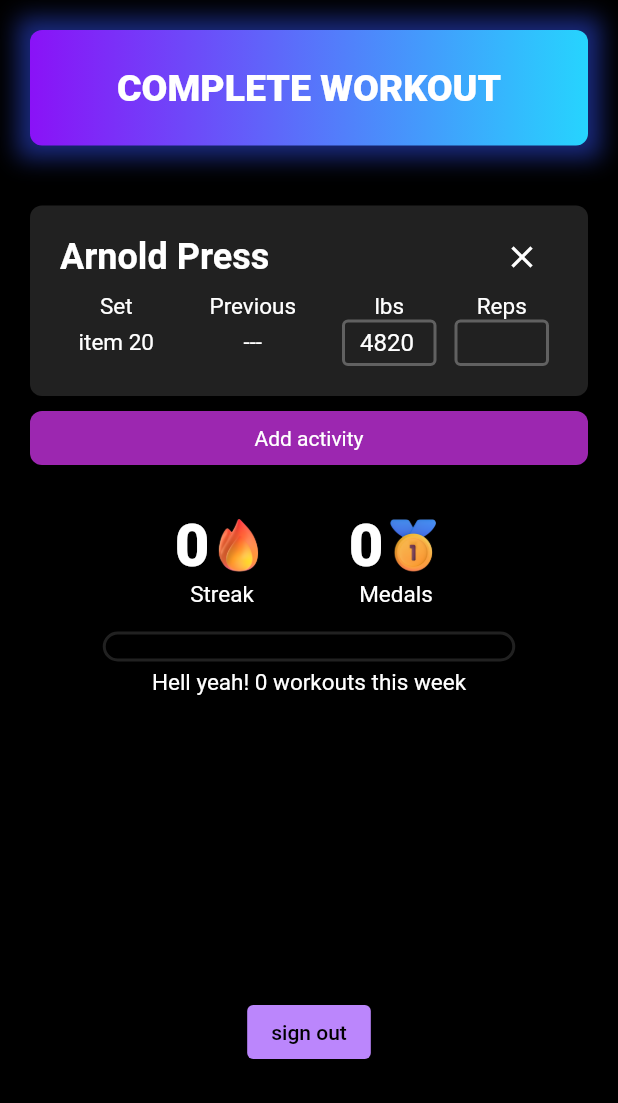
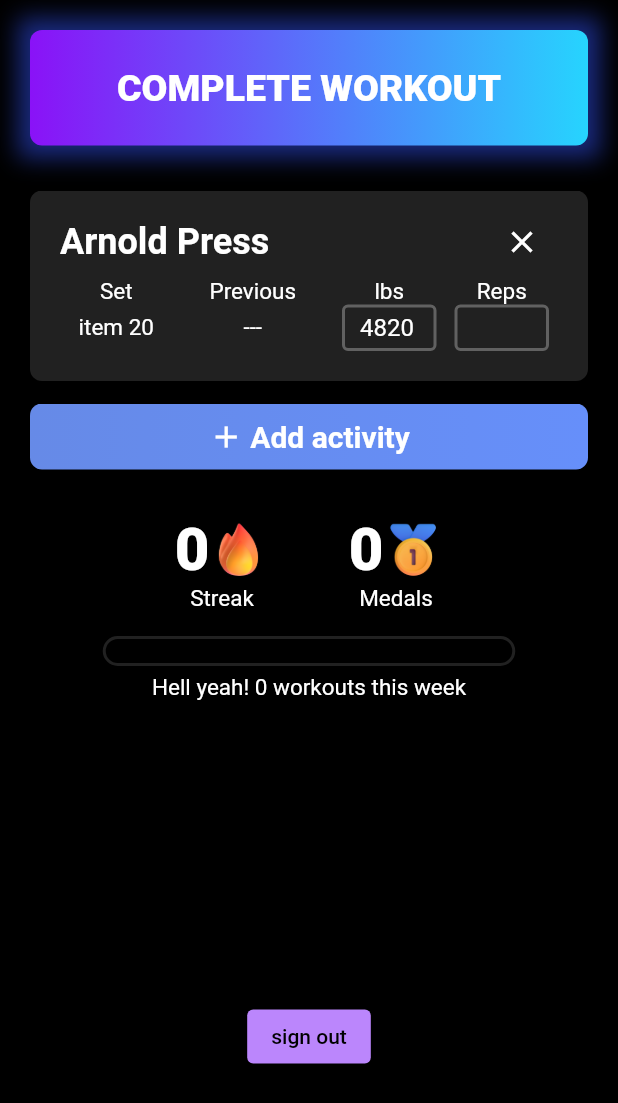
Before and after one commit to ethernetz/hot-summer, a Flutter app: the screen it shows once a user with an empty profile is signed in, after a tap on "START WORKOUT", after a tap on "Add activity", on a phone screen of 412 x 824 dp. Shown: the top 1103 px of the screen. Run offline on Flutter 3.47's test engine with Material 2 defaults, Android fonts, the phone set to English and light mode, and no system bars; our stand-ins replace cloud_firestore, firebase_auth, firebase_core, firebase_crashlytics, google_fonts, google_sign_in and 1 more; accounts and stored records are empty; network calls fail.

Commit message:
style Add activity button

```diff
--- a/app/lib/components/current_workout.dart
+++ b/app/lib/components/current_workout.dart
@@ -1,4 +1,5 @@
 import 'package:flutter/material.dart';
+import 'package:google_fonts/google_fonts.dart';
 import 'package:provider/provider.dart';
 import 'package:workspaces/components/activity_card.dart';
 import 'package:workspaces/services/current_workout_provider.dart';
@@ -47,10 +48,7 @@ class _CurrentWorkoutState extends State<CurrentWorkout> {
         if (index == activities.length) {
           return SizeTransition(
             sizeFactor: curvedAnimation,
-            child: Button(
-              child: const Text('Add activity'),
-              onPressed: () => addActivity(),
-            ),
+            child: buildAddButton(),
           );
         }
 
@@ -62,7 +60,7 @@ class _CurrentWorkoutState extends State<CurrentWorkout> {
             background: Container(color: Colors.red[700]),
             direction: DismissDirection.startToEnd,
             child: Padding(
-              padding: const EdgeInsets.symmetric(vertical: 10),
+              padding: const EdgeInsets.only(bottom: 15),
               child: ActivityCard(
                 activity: activities[index],
                 onClosePressed: () => removeActivity(index),
@@ -78,7 +76,7 @@ class _CurrentWorkoutState extends State<CurrentWorkout> {
     activities.add('item ${Random().nextInt(100)}');
     _listKey.currentState?.insertItem(
       activities.length - 1,
-      duration: const Duration(milliseconds: 250),
+      duration: const Duration(milliseconds: 100),
     );
   }
 
@@ -106,6 +104,34 @@ class _CurrentWorkoutState extends State<CurrentWorkout> {
     }
   }
 
+  Button buildAddButton() {
+    return Button(
+      onPressed: () => addActivity(),
+      gradient: const LinearGradient(
+        begin: Alignment.centerLeft,
+        end: Alignment.centerRight,
+        colors: [
+          Color(0xff668ae7),
+          Color(0xff668ffa),
+        ],
+      ),
+      child: Row(
+        mainAxisAlignment: MainAxisAlignment.center,
+        children: [
+          const Icon(Icons.add, color: Colors.white),
+          const SizedBox(width: 4),
+          Text(
+            "Add activity",
+            style: GoogleFonts.kumbhSans(
+              fontWeight: FontWeight.w600,
+              fontSize: 20,
+            ),
+          ),
+        ],
+      ),
+    );
+  }
+
   void addAddButton() {
     _listKey.currentState?.insertItem(
       0,
@@ -123,10 +149,7 @@ class _CurrentWorkoutState extends State<CurrentWorkout> {
       ) {
         return SizeTransition(
           sizeFactor: animation,
-          child: Button(
-            child: const Text('Add activity'),
-            onPressed: () => addActivity(),
-          ),
+          child: buildAddButton(),
         );
       },
       duration: const Duration(milliseconds: 100),
--- a/app/lib/widgets/button.dart
+++ b/app/lib/widgets/button.dart
@@ -3,6 +3,7 @@ import 'package:flutter/material.dart';
 class Button extends StatelessWidget {
   final Widget child;
   final Color color;
+  final Gradient? gradient;
   final void Function()? onPressed;
 
   const Button({
@@ -10,6 +11,7 @@ class Button extends StatelessWidget {
     required this.child,
     this.onPressed,
     this.color = Colors.purple,
+    this.gradient,
   });
 
   @override
@@ -20,6 +22,7 @@ class Button extends StatelessWidget {
         padding: const EdgeInsets.symmetric(vertical: 10),
         decoration: BoxDecoration(
           color: color,
+          gradient: gradient,
           borderRadius: BorderRadius.circular(8),
         ),
         child: Center(
--- a/app/lib/widgets/hot_button.dart
+++ b/app/lib/widgets/hot_button.dart
@@ -83,7 +83,6 @@ class _HotButtonState extends State<HotButton>
             width: double.infinity,
             alignment: Alignment.center,
             decoration: BoxDecoration(
-              // color: _isPressed ? Colors.grey : Colors.red,
               gradient: const LinearGradient(
                 begin: Alignment.centerLeft,
                 end: Alignment.centerRight,
```
